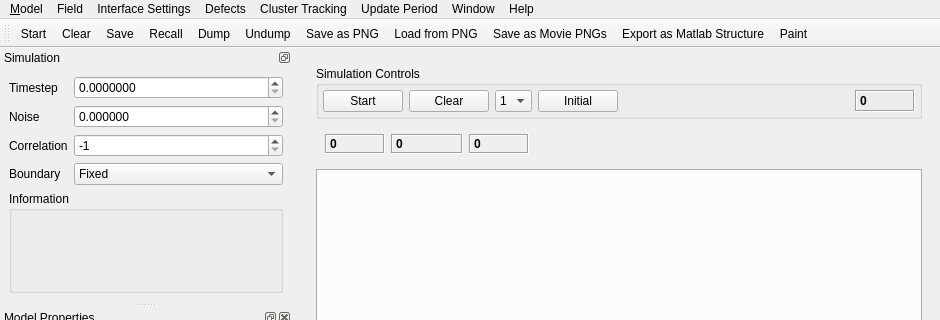
Qt form ui/plotwindow_2d.ui (Debilski/Wellenprogramm) before a commit; both pictures show x 0 to 940 and y 0 to 320 of the 940 by 742 pixel window.
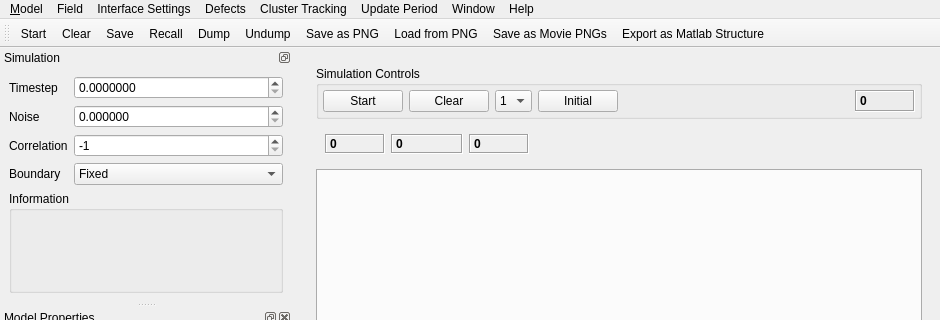
The same form after that commit. Custom widgets are drawn as their Qt base class.

Commit message: Paint-Button ist jetzt „schlauer“.

The edit to the form file:
```diff
--- a/ui/plotwindow_2d.ui
+++ b/ui/plotwindow_2d.ui
@@ -640,7 +640,6 @@
    <addaction name="actionLoad_from_Png"/>
    <addaction name="actionSave_as_Movie_Pngs"/>
    <addaction name="actionExport_as_Matlab_Structure"/>
-   <addaction name="actionPaint_Mode"/>
   </widget>
   <widget class="QDockWidget" name="paintDockWidget">
    <property name="visible">
@@ -925,14 +924,6 @@
     <string>.</string>
    </property>
   </action>
-  <action name="actionPaint_Mode">
-   <property name="checkable">
-    <bool>true</bool>
-   </property>
-   <property name="text">
-    <string>Paint</string>
-   </property>
-  </action>
  </widget>
  <customwidgets>
   <customwidget>
```
Left out of the diff: 16 changed lines with no effect on the pictures. The commit also changes 1 other file.
